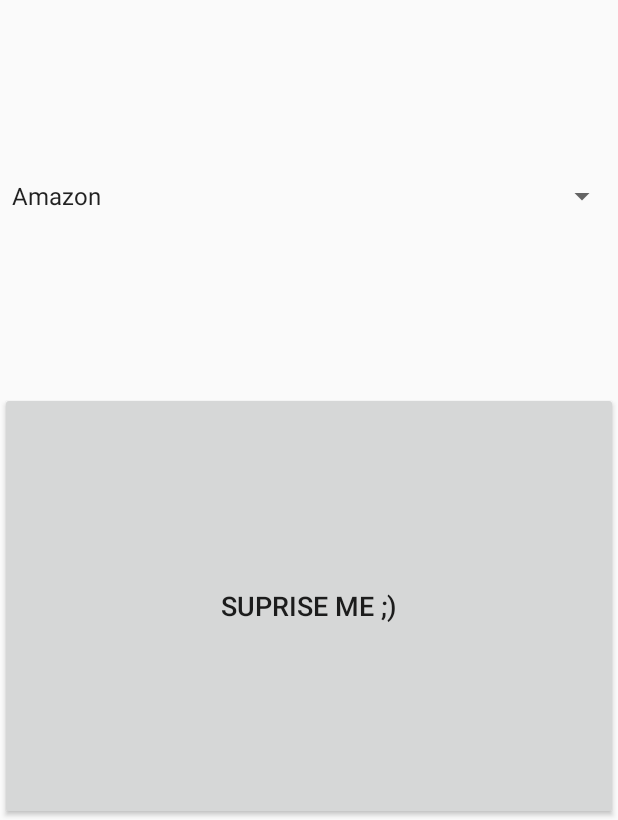
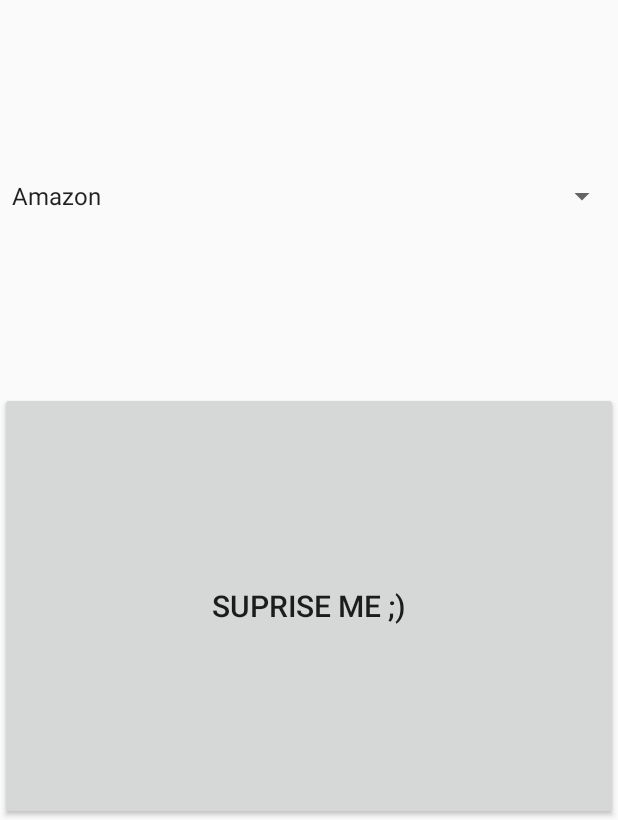
Before and after one commit to andrewcauyeung/Simplify, an Android app: the screen it shows after launch (MainActivity), on a phone screen of 412 x 824 dp, the part 416-1236 px from its top. Run offline under Robolectric (Android 15) with nearby library versions, the phone set to English and light mode, and no system bars; libraries missing offline, so code that uses them is left out: com.google.android.things; 13 statements that could not run were skipped.

Commit message:
minor change in button text size

```diff
--- a/app/src/main/java/com/example/auyeu/hellorainbowhat/MainActivity.kt
+++ b/app/src/main/java/com/example/auyeu/hellorainbowhat/MainActivity.kt
@@ -13,6 +13,7 @@ import android.content.Intent
 import android.widget.Spinner
 import android.widget.AdapterView
 import com.google.android.things.contrib.driver.ht16k33.Ht16k33
+import java.net.URL
 
 
 /*
--- a/app/src/main/res/layout/layout.xml
+++ b/app/src/main/res/layout/layout.xml
@@ -24,8 +24,10 @@
         android:layout_width="match_parent"
         android:layout_height="wrap_content"
         android:layout_weight="1"
+        android:textSize="20sp"
         android:dropDownWidth="match_parent"
-        android:entries="@array/roulette_array" />
+        android:entries="@array/roulette_array"
+        />
 
     <Button
         android:id="@+id/ledstrip-trigger"
@@ -34,6 +36,6 @@
         android:layout_weight="1"
         android:onClick="ledstripTrigger"
         android:text="Suprise Me ;)"
-        android:textSize="18sp" />
+        android:textSize="20sp" />
 
 </LinearLayout>
```
